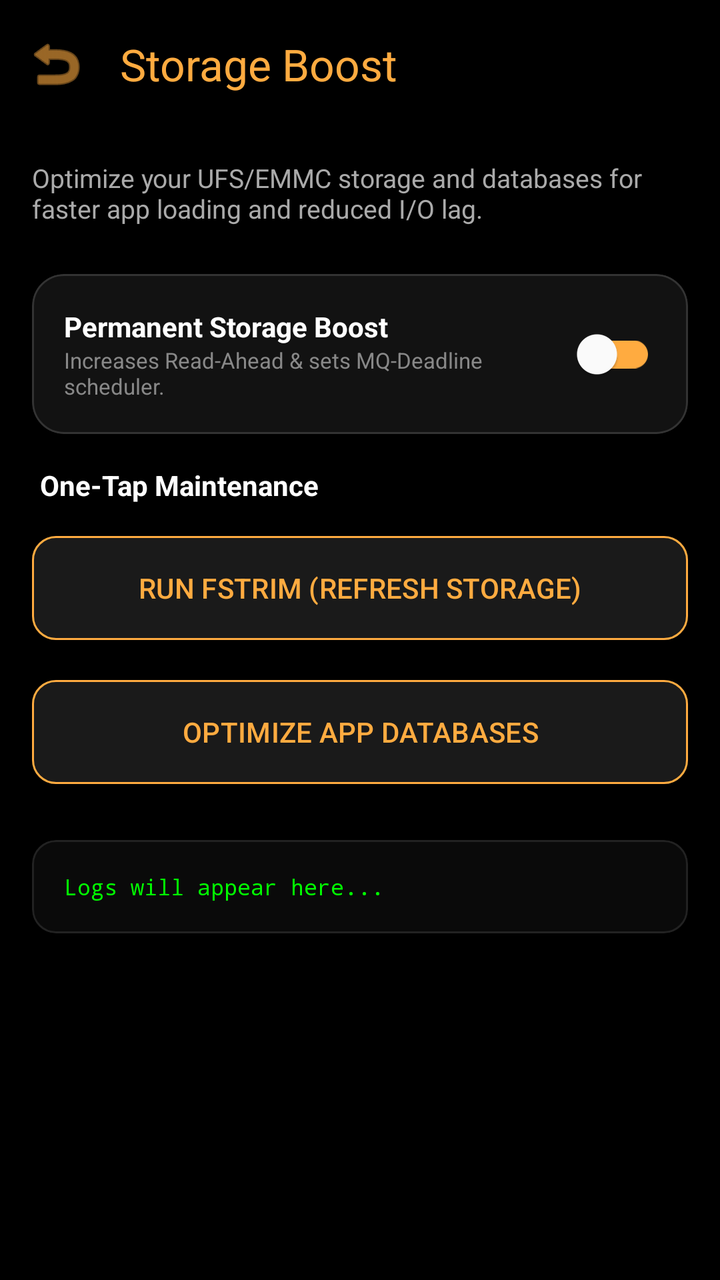
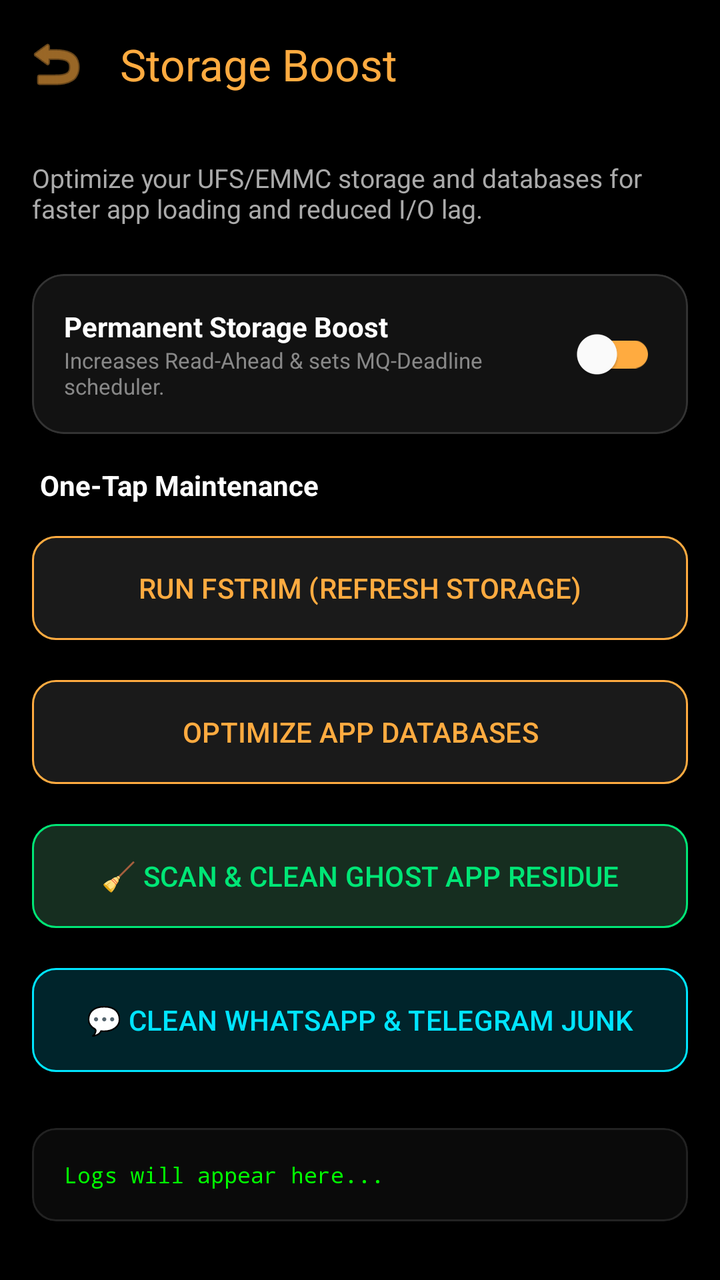

An Android layout rendered at two revisions. The XML below is the earlier revision; the diff shows what the commit changed to produce the second picture.
<!-- AndroidManifest.xml: activity theme Theme.PhoneControl -->
<!-- res/layout/activity_storage.xml -->
<?xml version="1.0" encoding="utf-8"?>
<LinearLayout xmlns:android="http://schemas.android.com/apk/res/android"
    xmlns:app="http://schemas.android.com/apk/res-auto"
    android:layout_width="match_parent"
    android:layout_height="match_parent"
    android:orientation="vertical"
    android:background="@android:color/black"
    android:fitsSystemWindows="true">

    <com.google.android.material.appbar.MaterialToolbar
        android:id="@+id/toolbarStorage"
        android:layout_width="match_parent"
        android:layout_height="?attr/actionBarSize"
        app:title="Storage Boost"
        app:titleTextColor="#FFAB40"
        app:navigationIcon="@android:drawable/ic_menu_revert"
        app:navigationIconTint="#FFAB40" />

    <ScrollView
        android:layout_width="match_parent"
        android:layout_height="match_parent">

        <LinearLayout
            android:layout_width="match_parent"
            android:layout_height="wrap_content"
            android:orientation="vertical"
            android:padding="16dp">

            <TextView
                android:layout_width="match_parent"
                android:layout_height="wrap_content"
                android:text="Optimize your UFS/EMMC storage and databases for faster app loading and reduced I/O lag."
                android:textColor="#AAAAAA"
                android:textSize="13sp"
                android:layout_marginBottom="24dp" />

            
            <com.google.android.material.card.MaterialCardView
                android:layout_width="match_parent"
                android:layout_height="wrap_content"
                android:layout_marginBottom="16dp"
                app:cardCornerRadius="16dp"
                app:cardBackgroundColor="#121212"
                app:strokeWidth="1dp"
                app:strokeColor="#333333">

                <LinearLayout
                    android:layout_width="match_parent"
                    android:layout_height="wrap_content"
                    android:orientation="horizontal"
                    android:padding="16dp"
                    android:gravity="center_vertical">

                    <LinearLayout
                        android:layout_width="0dp"
                        android:layout_height="wrap_content"
                        android:layout_weight="1"
                        android:orientation="vertical">

                        <TextView
                            android:layout_width="wrap_content"
                            android:layout_height="wrap_content"
                            android:text="Permanent Storage Boost"
                            android:textColor="#FFFFFF"
                            android:textStyle="bold" />

                        <TextView
                            android:layout_width="wrap_content"
                            android:layout_height="wrap_content"
                            android:text="Increases Read-Ahead &amp; sets MQ-Deadline scheduler."
                            android:textColor="#888888"
                            android:textSize="11sp" />
                    </LinearLayout>

                    <com.google.android.material.switchmaterial.SwitchMaterial
                        android:id="@+id/switchStorageBoost"
                        android:layout_width="wrap_content"
                        android:layout_height="wrap_content"
                        app:thumbTint="@android:color/white"
                        app:trackTint="#FFAB40" />
                </LinearLayout>
            </com.google.android.material.card.MaterialCardView>

            
            <TextView
                android:id="@+id/tvStorageStatus"
                android:layout_width="match_parent"
                android:layout_height="wrap_content"
                android:text="One-Tap Maintenance"
                android:textColor="#FFFFFF"
                android:textStyle="bold"
                android:layout_marginBottom="12dp"
                android:layout_marginStart="4dp"/>

            <Button
                android:id="@+id/btnRunFsTrim"
                android:layout_width="match_parent"
                android:layout_height="60dp"
                android:text="RUN FSTRIM (REFRESH STORAGE)"
                android:layout_marginBottom="12dp"
                app:cornerRadius="12dp"
                android:backgroundTint="#1A1A1A"
                android:textColor="#FFAB40"
                app:strokeWidth="1dp"
                app:strokeColor="#FFAB40" />

            <Button
                android:id="@+id/btnVacuumDbs"
                android:layout_width="match_parent"
                android:layout_height="60dp"
                android:text="OPTIMIZE APP DATABASES"
                android:layout_marginBottom="24dp"
                app:cornerRadius="12dp"
                android:backgroundTint="#1A1A1A"
                android:textColor="#FFAB40"
                app:strokeWidth="1dp"
                app:strokeColor="#FFAB40" />

            
            <com.google.android.material.card.MaterialCardView
                android:layout_width="match_parent"
                android:layout_height="wrap_content"
                app:cardCornerRadius="12dp"
                app:cardBackgroundColor="#0A0A0A"
                app:strokeWidth="1dp"
                app:strokeColor="#222222">

                <TextView
                    android:id="@+id/tvStorageLog"
                    android:layout_width="match_parent"
                    android:layout_height="wrap_content"
                    android:padding="16dp"
                    android:text="Logs will appear here..."
                    android:textColor="#00FF00"
                    android:fontFamily="monospace"
                    android:textSize="11sp" />
            </com.google.android.material.card.MaterialCardView>

        </LinearLayout>
    </ScrollView>
</LinearLayout>
<!-- resources referenced by this layout -->
<resources>
  <style name="Theme.PhoneControl" parent="Theme.Material3.DayNight.NoActionBar">
          
          <item name="colorPrimary">@color/purple_500</item>
          <item name="colorPrimaryVariant">@color/purple_700</item>
          <item name="colorOnPrimary">@color/white</item>
          
          <item name="colorSecondary">@color/teal_200</item>
          <item name="colorSecondaryVariant">@color/teal_700</item>
          <item name="colorOnSecondary">@color/black</item>
          
          <item name="android:statusBarColor">@android:color/black</item>
          <item name="android:windowLightStatusBar" tools:targetApi="m">false</item>
          
          
          
      </style>
  <color name="purple_500">#FF6200EE</color>
  <color name="purple_700">#FF3700B3</color>
  <color name="white">#FFFFFFFF</color>
  <color name="teal_200">#FF03DAC5</color>
  <color name="teal_700">#FF018786</color>
  <color name="black">#FF000000</color>
</resources>

<!-- the commit's change to res/layout/activity_storage.xml (unified diff, before → after) -->
@@ -109,12 +109,36 @@
                 android:layout_width="match_parent"
                 android:layout_height="60dp"
                 android:text="OPTIMIZE APP DATABASES"
-                android:layout_marginBottom="24dp"
+                android:layout_marginBottom="12dp"
                 app:cornerRadius="12dp"
                 android:backgroundTint="#1A1A1A"
                 android:textColor="#FFAB40"
                 app:strokeWidth="1dp"
                 app:strokeColor="#FFAB40" />
+
+            <Button
+                android:id="@+id/btnCleanOrphanedResidue"
+                android:layout_width="match_parent"
+                android:layout_height="60dp"
+                android:text="🧹 SCAN &amp; CLEAN GHOST APP RESIDUE"
+                android:layout_marginBottom="12dp"
+                app:cornerRadius="12dp"
+                android:backgroundTint="#162E20"
+                android:textColor="#00E676"
+                app:strokeWidth="1dp"
+                app:strokeColor="#00E676" />
+
+            <Button
+                android:id="@+id/btnCleanChatJunk"
+                android:layout_width="match_parent"
+                android:layout_height="60dp"
+                android:text="💬 CLEAN WHATSAPP &amp; TELEGRAM JUNK"
+                android:layout_marginBottom="24dp"
+                app:cornerRadius="12dp"
+                android:backgroundTint="#00242B"
+                android:textColor="#00E5FF"
+                app:strokeWidth="1dp"
+                app:strokeColor="#00E5FF" />
 
             
             <com.google.android.material.card.MaterialCardView
